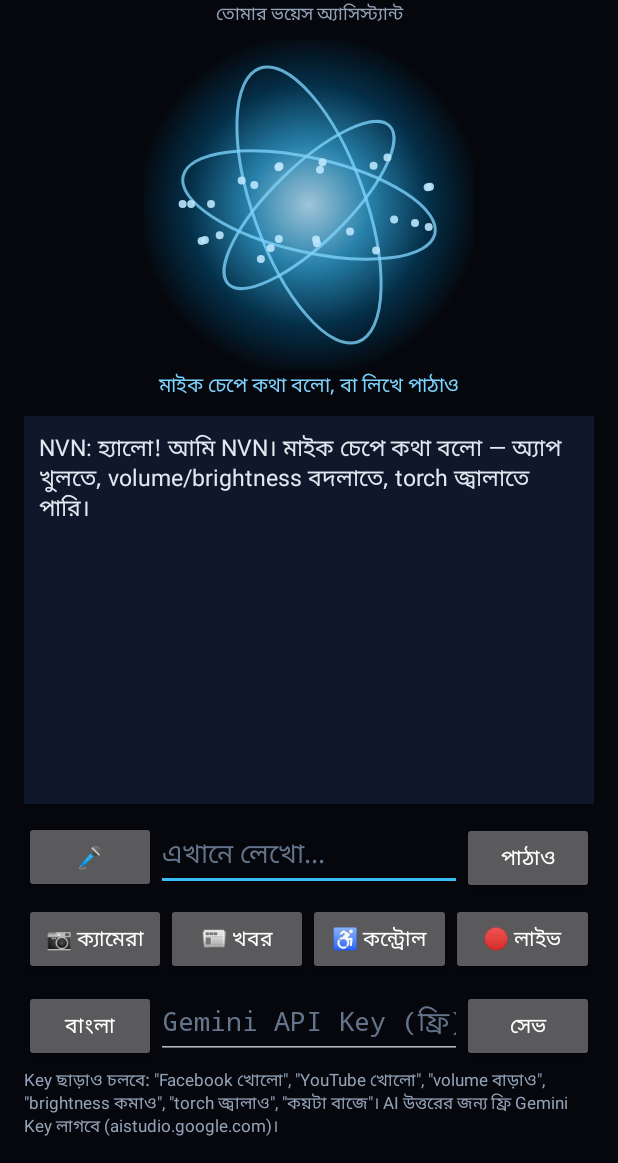
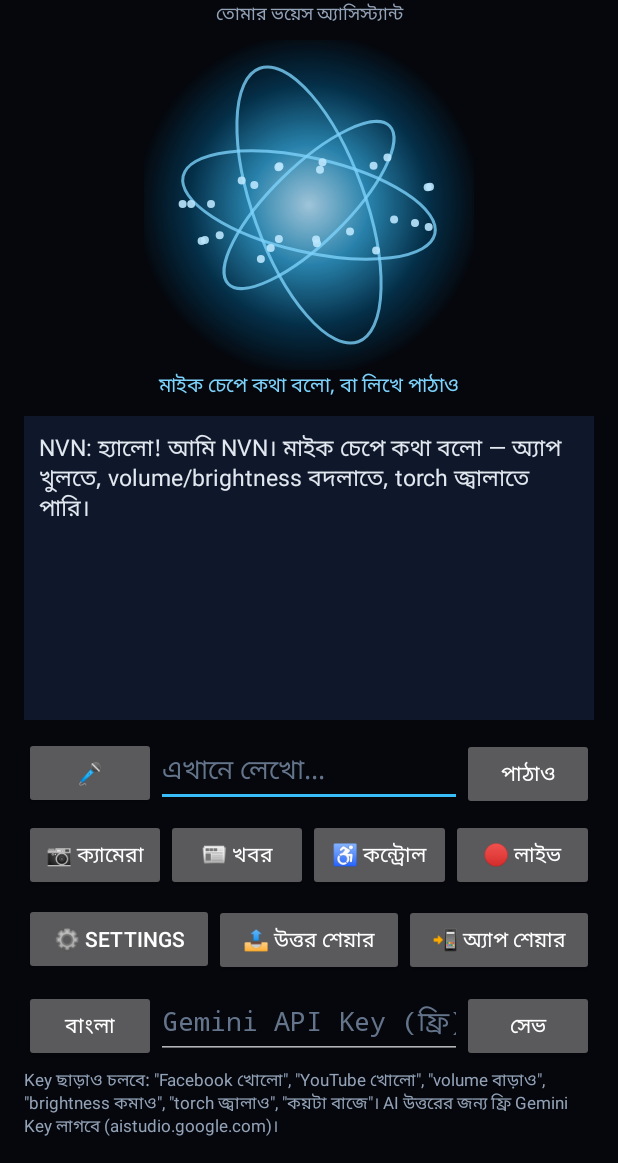
Before and after one commit to mdirfanahmedrabbe-design/NVN.ai, an Android app: the screen it shows after launch (MainActivity), on a phone screen of 412 x 824 dp, the part 73-1236 px from its top. Run offline under Robolectric (Android 15) with nearby library versions, the phone set to English and light mode, and no system bars.

Commit message:
NVN.ai v2 features

```diff
--- a/android/app/src/main/res/layout/activity_main.xml
+++ b/android/app/src/main/res/layout/activity_main.xml
@@ -126,6 +126,34 @@
         android:orientation="horizontal">
 
         <Button
+            android:id="@+id/settings"
+            android:layout_width="0dp"
+            android:layout_height="wrap_content"
+            android:layout_weight="1"
+            android:text="⚙️ Settings" />
+
+        <Button
+            android:id="@+id/share"
+            android:layout_width="0dp"
+            android:layout_height="wrap_content"
+            android:layout_weight="1"
+            android:text="📤 উত্তর শেয়ার" />
+
+        <Button
+            android:id="@+id/shareApp"
+            android:layout_width="0dp"
+            android:layout_height="wrap_content"
+            android:layout_weight="1"
+            android:text="📲 অ্যাপ শেয়ার" />
+    </LinearLayout>
+
+    <LinearLayout
+        android:layout_width="match_parent"
+        android:layout_height="wrap_content"
+        android:layout_marginTop="8dp"
+        android:orientation="horizontal">
+
+        <Button
             android:id="@+id/lang"
             android:layout_width="wrap_content"
             android:layout_height="wrap_content"
```
